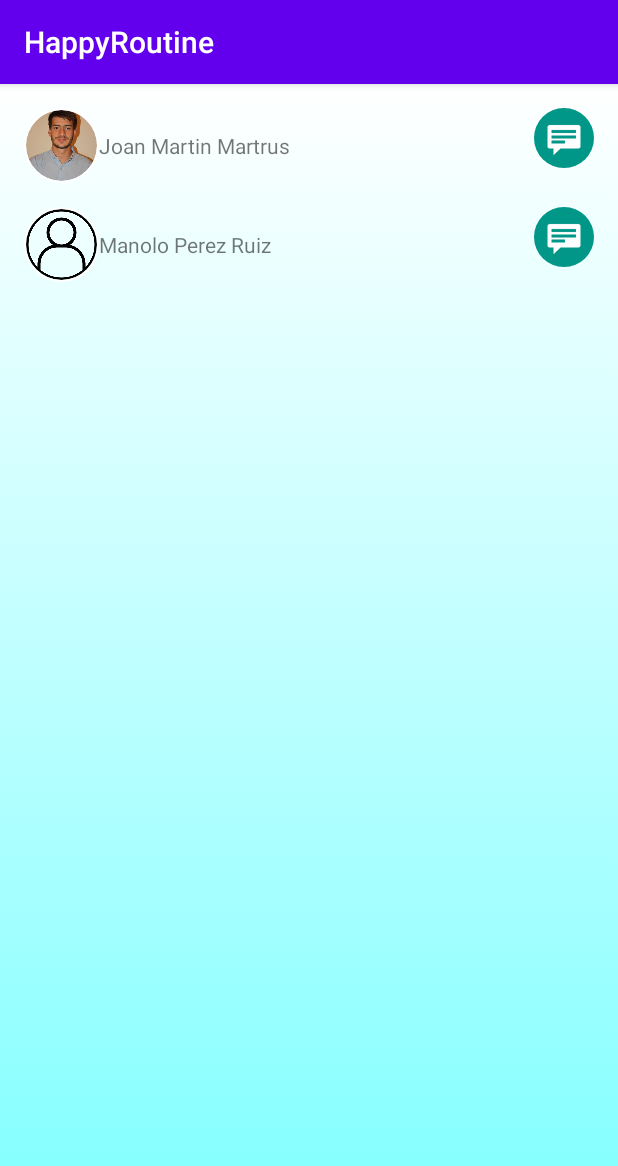
After one commit to JoanMartinMartrus/HappyRoutine, an Android app: the social screen opened directly, with no data from a screen before it, on a phone screen of 412 x 824 dp. The commit adds this screen. Shown: the top 1166 px of the screen. Run offline under Robolectric (Android 15) with nearby library versions, the phone set to English and light mode, and no system bars; our stand-ins replace CircleImageView; Roboto replaces fonts that are not available here.

Commit message:
JMM 22/03/2020 - LY12

```diff
--- a/app/src/main/AndroidManifest.xml
+++ b/app/src/main/AndroidManifest.xml
@@ -9,9 +9,10 @@
         android:roundIcon="@mipmap/ic_launcher_round"
         android:supportsRtl="true"
         android:theme="@style/AppTheme">
-        <activity android:name=".settings"></activity>
+        <activity android:name=".social"></activity>
+        <activity android:name=".settings" />
         <activity android:name=".user_information" />
-        <activity android:name=".forgot_my_password"></activity>
+        <activity android:name=".forgot_my_password" />
         <activity android:name=".user_information" />
         <activity android:name=".sign_up" />
         <activity android:name=".log_in" />
--- /dev/null
+++ b/app/src/main/java/com/example/happyroutine/social.kt
@@ -0,0 +1,12 @@
+package com.example.happyroutine
+
+import androidx.appcompat.app.AppCompatActivity
+import android.os.Bundle
+
+class social : AppCompatActivity() {
+
+    override fun onCreate(savedInstanceState: Bundle?) {
+        super.onCreate(savedInstanceState)
+        setContentView(R.layout.activity_social)
+    }
+}
--- /dev/null
+++ b/app/src/main/res/drawable/round_button.xml
@@ -0,0 +1,9 @@
+<?xml version="1.0" encoding="utf-8"?>
+<shape xmlns:android="http://schemas.android.com/apk/res/android"
+    android:shape="rectangle">
+    <solid android:color="#009688" />
+    <corners android:bottomRightRadius="40dp"
+        android:bottomLeftRadius="40dp"
+        android:topRightRadius="40dp"
+        android:topLeftRadius="40dp"/>
+</shape>
--- /dev/null
+++ b/app/src/main/res/layout/activity_social.xml
@@ -0,0 +1,79 @@
+<?xml version="1.0" encoding="utf-8"?>
+<LinearLayout xmlns:android="http://schemas.android.com/apk/res/android"
+    xmlns:tools="http://schemas.android.com/tools"
+    android:layout_width="match_parent"
+    android:layout_height="match_parent"
+    xmlns:app="http://schemas.android.com/apk/res-auto"
+    tools:context=".social"
+    android:background="@drawable/gradient_background">
+
+    <LinearLayout
+        android:padding="8dp"
+        android:layout_width="match_parent"
+        android:layout_height="wrap_content"
+        android:orientation="vertical">
+
+        <LinearLayout
+            android:padding="8dp"
+            android:layout_width="match_parent"
+            android:layout_height="wrap_content"
+            android:orientation="horizontal">
+
+            <de.hdodenhof.circleimageview.CircleImageView
+                android:id="@+id/example_image1"
+                android:layout_width="50dp"
+                android:layout_height="50dp"
+                android:src="@drawable/testing"
+                app:civ_border_width="1dp"
+                app:civ_border_color="#FFFFFFFF"
+                android:layout_gravity="center"/>
+
+            <TextView
+                android:layout_width="0dp"
+                android:layout_height="match_parent"
+                android:text="@string/name_surname_example"
+                android:gravity="center_vertical"
+                android:layout_weight="1"/>
+
+            <ImageButton
+                android:layout_width="40dp"
+                android:layout_height="40dp"
+                android:background="@drawable/round_button"
+                android:src="@android:drawable/stat_notify_chat" />
+
+        </LinearLayout>
+
+
+        <LinearLayout
+            android:padding="8dp"
+            android:layout_width="match_parent"
+            android:layout_height="wrap_content"
+            android:orientation="horizontal">
+
+            <de.hdodenhof.circleimageview.CircleImageView
+                android:id="@+id/example_image2"
+                android:layout_width="50dp"
+                android:layout_height="50dp"
+                android:src="@drawable/nophoto"
+                app:civ_border_width="1dp"
+                app:civ_border_color="#FFFFFFFF"
+                android:layout_gravity="center"/>
+
+            <TextView
+                android:layout_width="0dp"
+                android:layout_height="match_parent"
+                android:text="@string/name_surname_example2"
+                android:gravity="center_vertical"
+                android:layout_weight="1"/>
+
+            <ImageButton
+                android:layout_width="40dp"
+                android:layout_height="40dp"
+                android:background="@drawable/round_button"
+                android:src="@android:drawable/stat_notify_chat" />
+
+        </LinearLayout>
+
+    </LinearLayout>
+
+</LinearLayout>
--- a/app/src/main/res/values/strings.xml
+++ b/app/src/main/res/values/strings.xml
@@ -50,6 +50,8 @@
     <string name="reset_password">Reset Password</string>
     <string name="e_mail_reset_password">E-Mail</string>
     <string name="email_reset_password">We will send you an e-mail with a link to reset your password.</string>
+    <string name="name_surname_example">Joan Martin Martrus</string>
+    <string name="name_surname_example2">Manolo Perez Ruiz</string>
 
 
 </resources>
```
Also changed, not shown: app/src/main/res/drawable-v24/nophoto.png (added), 25 other files.
